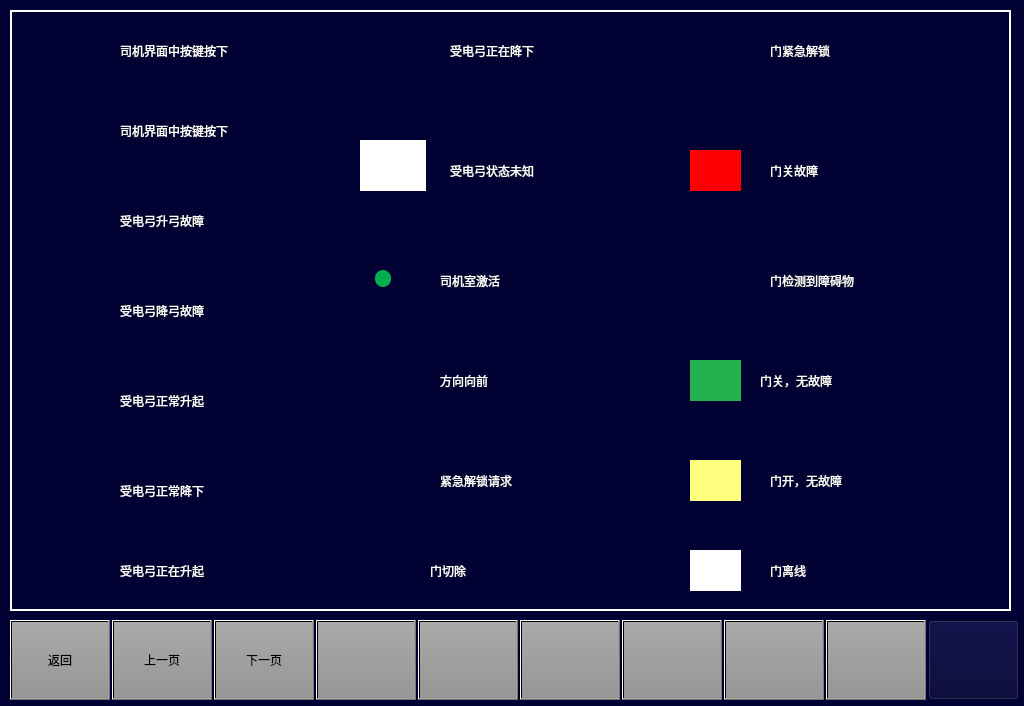
994656234/HHL, file helppage.ui: the form before one commit.
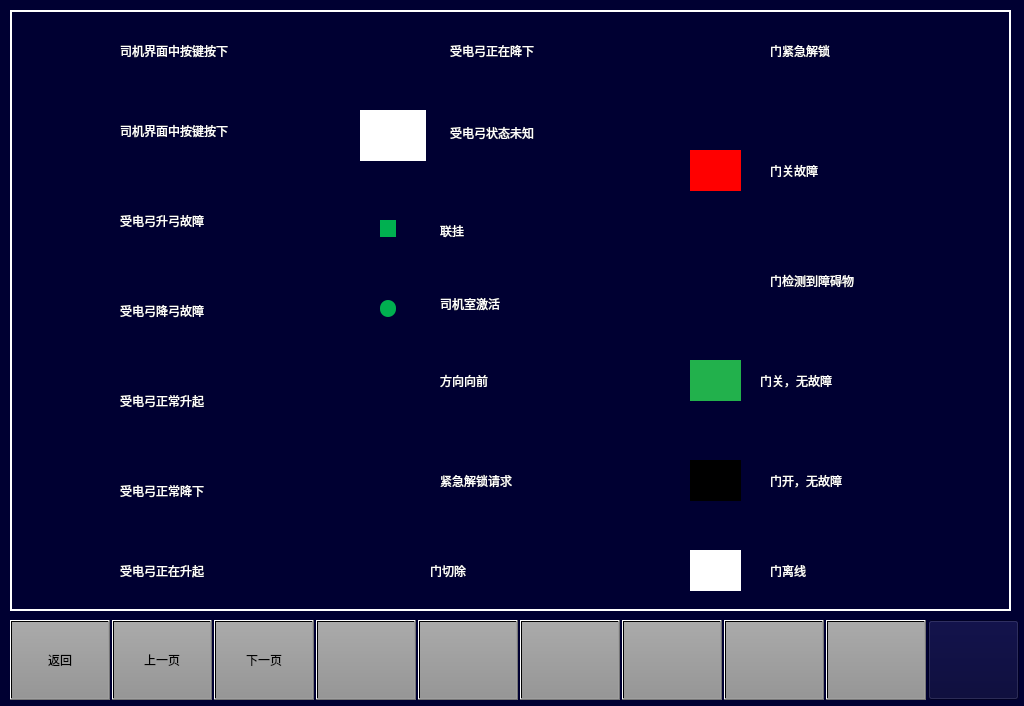
The form after the commit. Icons and pictures are not drawn.

```diff
--- a/helppage.ui
+++ b/helppage.ui
@@ -422,7 +422,7 @@
    <property name="geometry">
     <rect>
      <x>360</x>
-     <y>140</y>
+     <y>110</y>
      <width>66</width>
      <height>51</height>
     </rect>
@@ -438,7 +438,7 @@
    <property name="geometry">
     <rect>
      <x>450</x>
-     <y>160</y>
+     <y>122</y>
      <width>151</width>
      <height>21</height>
     </rect>
@@ -587,7 +587,7 @@
    <property name="geometry">
     <rect>
      <x>440</x>
-     <y>270</y>
+     <y>220</y>
      <width>151</width>
      <height>21</height>
     </rect>
@@ -597,21 +597,20 @@
 font:16px &quot;微软雅黑&quot;;</string>
    </property>
    <property name="text">
-    <string>司机室激活</string>
+    <string>联挂</string>
    </property>
   </widget>
   <widget class="QLabel" name="lbl_cab1_active">
    <property name="geometry">
     <rect>
-     <x>375</x>
-     <y>270</y>
+     <x>380</x>
+     <y>220</y>
      <width>16</width>
      <height>17</height>
     </rect>
    </property>
    <property name="styleSheet">
-    <string notr="true">background-color: rgb(0, 176, 80);
-border-radius:8px;</string>
+    <string notr="true">background-color: rgb(0, 176, 80);</string>
    </property>
    <property name="text">
     <string/>
@@ -660,7 +659,7 @@
     </rect>
    </property>
    <property name="styleSheet">
-    <string notr="true">background-color: rgb(255, 255, 127);</string>
+    <string notr="true">background-color: black;</string>
    </property>
    <property name="text">
     <string/>
@@ -883,6 +882,40 @@
     <string/>
    </property>
   </widget>
+  <widget class="QLabel" name="lbl_cab1_active_2">
+   <property name="geometry">
+    <rect>
+     <x>380</x>
+     <y>300</y>
+     <width>16</width>
+     <height>17</height>
+    </rect>
+   </property>
+   <property name="styleSheet">
+    <string notr="true">background-color: rgb(0, 176, 80);
+border-radius:8px;</string>
+   </property>
+   <property name="text">
+    <string/>
+   </property>
+  </widget>
+  <widget class="QLabel" name="label_44">
+   <property name="geometry">
+    <rect>
+     <x>440</x>
+     <y>293</y>
+     <width>151</width>
+     <height>21</height>
+    </rect>
+   </property>
+   <property name="styleSheet">
+    <string notr="true">color: rgb(255, 255, 255);
+font:16px &quot;微软雅黑&quot;;</string>
+   </property>
+   <property name="text">
+    <string>司机室激活</string>
+   </property>
+  </widget>
   <zorder>label_53</zorder>
   <zorder>BTN2</zorder>
   <zorder>BTNHome</zorder>
@@ -932,6 +965,8 @@
   <zorder>label_30</zorder>
   <zorder>label_42</zorder>
   <zorder>label_43</zorder>
+  <zorder>lbl_cab1_active_2</zorder>
+  <zorder>label_44</zorder>
  </widget>
  <resources/>
  <connections/>
```
